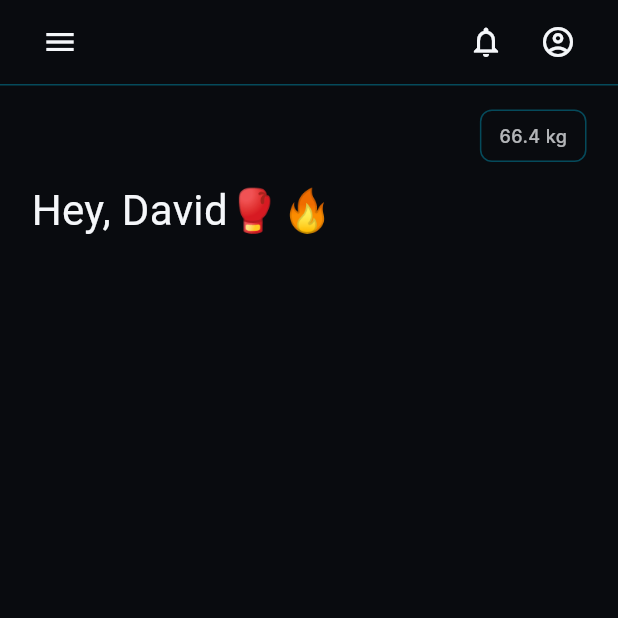
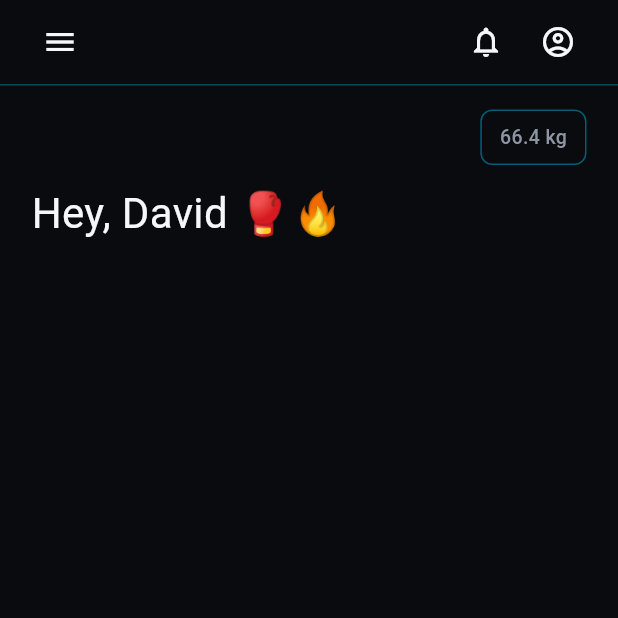
Before and after one commit to daodibnali-sudo/test_app, a Flutter app: the screen it shows after launch, on a phone screen of 412 x 824 dp, the top half of it. Run offline on Flutter 3.47's test engine with Material 3 defaults, Android fonts, the phone set to English and light mode, and no system bars; Roboto replaces fonts that are missing (Alata, Inter); project files that could hold a hidden picture were left out.

Commit message:
Refactor HomePage layout and add weightBadge widget for improved UI

```diff
--- a/lib/features/timer/pages/home_page.dart
+++ b/lib/features/timer/pages/home_page.dart
@@ -1,6 +1,7 @@
 import 'package:flutter/material.dart';
 import 'package:test_app/shared/theme/app_colors.dart';
 import 'package:test_app/shared/theme/app_fonts.dart';
+import 'package:test_app/widgets/weight_badge.dart';
 //import 'timer_set_page.dart';
 
 final double userWeight = 66.4;
@@ -47,59 +48,22 @@ class HomePage extends StatelessWidget {
           ),
         ),
       ),
-      body: Column(
-        children: [
-          Padding(
-            padding: const EdgeInsetsGeometry.symmetric(
-              horizontal: 5,
-              vertical: 0,
-            ),
+      body: Padding(
+        padding: const EdgeInsets.symmetric(horizontal: 5),
         child: Container(
           width: double.infinity,
           padding: const EdgeInsets.all(16),
-              decoration: BoxDecoration(
           color: AppColors.blackBg,
-              ),
           child: Column(
             crossAxisAlignment: CrossAxisAlignment.start,
             children: [
-                  Align(
-                    alignment: Alignment.topRight,
-                    child: Container(
-                      padding: const EdgeInsets.symmetric(
-                        horizontal: 12,
-                        vertical: 8,
-                      ),
-                      decoration: BoxDecoration(
-                        color: AppColors.blackBg,
-                        borderRadius: BorderRadius.circular(8),
-                        border: Border.all(
-                          color: AppColors.cyanDeep.withValues(alpha: 0.45),
-                        ),
-                      ),
-                      child: Text(
-                        '$userWeight kg',
-                        style: AppTextStyles.label.copyWith(
-                          color: AppColors.textPrimary.withAlpha(185),
-                          fontSize: 12,
-                        ),
-                      ),
-                    ),
-                  ),
+              Align(alignment: Alignment.topRight, child: weightBadge()),
               const SizedBox(height: 12),
-                  Text(
-                    'Hey, $userName🥊🔥',
-                    style: AppTextStyles.heading.copyWith(
-                      color: AppColors.textPrimary,
-                      fontSize: 28,
-                    ),
-                  ),
+              Text('Hey, $userName 🥊🔥', style: AppTextStyles.heading),
             ],
           ),
         ),
       ),
-        ],
-      ),
     );
   }
 }
--- a/lib/shared/theme/app_fonts.dart
+++ b/lib/shared/theme/app_fonts.dart
@@ -1,4 +1,5 @@
 import 'package:flutter/material.dart';
+import 'package:test_app/shared/theme/app_colors.dart';
 
 abstract final class AppFonts {
   static const String inter = 'Inter';
@@ -14,6 +15,7 @@ abstract final class AppTextStyles {
   );
 
   static const TextStyle heading = TextStyle(
+    color: AppColors.textPrimary,
     fontFamily: AppFonts.alata,
     fontSize: 28,
     fontWeight: FontWeight.w400,
@@ -32,7 +34,8 @@ abstract final class AppTextStyles {
   );
 
   static const TextStyle label = TextStyle(
-    fontFamily: AppFonts.inter,
+    color: AppColors.textSecondary,
+    fontFamily: AppFonts.alata,
     fontSize: 13,
     fontWeight: FontWeight.w500,
   );
--- /dev/null
+++ b/lib/widgets/weight_badge.dart
@@ -0,0 +1,24 @@
+
+import 'package:flutter/material.dart';
+import 'package:test_app/features/timer/pages/home_page.dart';
+import 'package:test_app/shared/theme/app_colors.dart';
+import 'package:test_app/shared/theme/app_fonts.dart';
+//import 'package:test_app/test.dart';
+
+Widget weightBadge() {
+  return Container(
+    padding: const EdgeInsets.symmetric(
+      horizontal: 12,
+      vertical: 8,
+    ),
+    decoration: BoxDecoration(
+      borderRadius: BorderRadius.circular(8),
+      border: Border.all(
+        color: AppColors.cyanDeep.withAlpha(150),
+      ),
+    ),
+    child: Text('$userWeight kg',
+    style: AppTextStyles.label,
+    ),
+  );
+}
```
Lines whose indentation alone changed are shown as unchanged.
